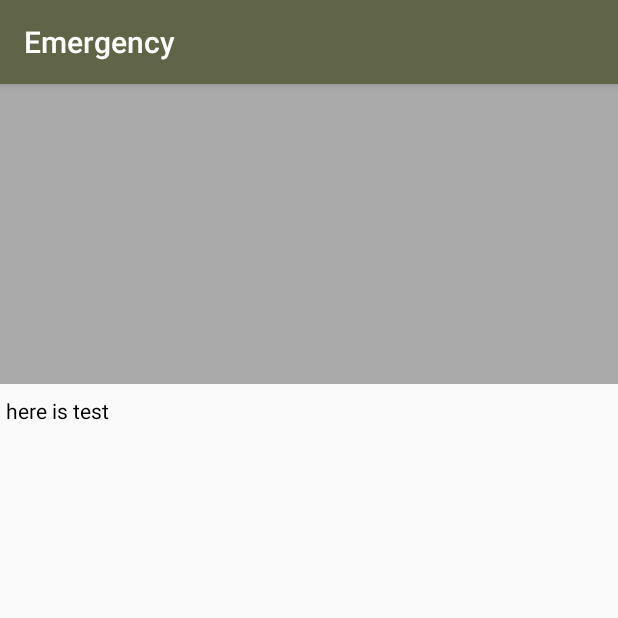
After one commit to abdoshawky/tyara, an Android app: the AboutActivity screen opened directly, with no data from a screen before it, on a phone screen of 412 x 824 dp, the top half of it. The commit adds this screen. Run offline under Robolectric (Android 15) with nearby library versions, the phone set to English and light mode, and no system bars.

Commit message:
About activity

```diff
--- a/app/src/main/AndroidManifest.xml
+++ b/app/src/main/AndroidManifest.xml
@@ -12,7 +12,7 @@
         <activity
             android:name=".activities.SplashActivity"
             android:screenOrientation="portrait"
-            android:theme="@style/NoActionBar">
+            android:theme="@style/SplashTheme">
             <intent-filter>
                 <action android:name="android.intent.action.MAIN" />
 
@@ -35,6 +35,7 @@
             android:name=".activities.SearchActivity"
             android:label="@string/title_activity_search"
             android:theme="@style/AppTheme.NoActionBar" />
+        <activity android:name=".activities.AboutActivity"></activity>
     </application>
 
 </manifest>
--- /dev/null
+++ b/app/src/main/java/com/anwarboss/tyara/activities/AboutActivity.kt
@@ -0,0 +1,13 @@
+package com.anwarboss.tyara.activities
+
+import android.support.v7.app.AppCompatActivity
+import android.os.Bundle
+import com.anwarboss.tyara.R
+
+class AboutActivity : AppCompatActivity() {
+
+    override fun onCreate(savedInstanceState: Bundle?) {
+        super.onCreate(savedInstanceState)
+        setContentView(R.layout.activity_about)
+    }
+}
--- a/app/src/main/java/com/anwarboss/tyara/adapters/VoiceAdapter.kt
+++ b/app/src/main/java/com/anwarboss/tyara/adapters/VoiceAdapter.kt
@@ -35,7 +35,7 @@ class VoiceAdapter(private val context: Context, private val voicesList: ArrayLi
         if (voice.isEmpty()) {
             holder.mediaLL.visibility = View.INVISIBLE
         } else {
-            val afd = context.assets.openFd("voices/$voice.mp3")
+            val afd = context.assets.openFd("voices/$voice.wav")
             val player = MediaPlayer()
             player.setDataSource(afd.fileDescriptor, afd.startOffset, afd.length)
             player.prepare()
@@ -45,7 +45,7 @@ class VoiceAdapter(private val context: Context, private val voicesList: ArrayLi
             }
 
             holder.stopIV.setOnClickListener {
-                player.pause()
+                player.stop()
             }
 
         }
--- /dev/null
+++ b/app/src/main/res/drawable/splash_background.xml
@@ -0,0 +1,14 @@
+<?xml version="1.0" encoding="utf-8"?>
+<layer-list xmlns:android="http://schemas.android.com/apk/res/android">
+
+    <item android:drawable="@android:color/black" />
+
+
+    <item
+        android:width="200dp"
+        android:height="200dp"
+        android:gravity="center"
+        android:drawable="@drawable/logo" />
+
+
+</layer-list>
--- /dev/null
+++ b/app/src/main/res/layout/activity_about.xml
@@ -0,0 +1,23 @@
+<?xml version="1.0" encoding="utf-8"?>
+<LinearLayout xmlns:android="http://schemas.android.com/apk/res/android"
+    xmlns:tools="http://schemas.android.com/tools"
+    android:layout_width="match_parent"
+    android:layout_height="match_parent"
+    android:orientation="vertical"
+    tools:context=".activities.AboutActivity">
+
+    <ImageView
+        android:layout_width="match_parent"
+        android:layout_height="200dp"
+        android:src="@android:color/darker_gray"/>
+
+    <TextView
+        android:layout_width="wrap_content"
+        android:layout_height="wrap_content"
+        android:layout_marginEnd="4dp"
+        android:layout_marginTop="8dp"
+        android:text="here is test"
+        android:textColor="@android:color/black"
+        android:layout_marginStart="4dp" />
+
+</LinearLayout>
--- a/app/src/main/res/layout/activity_main.xml
+++ b/app/src/main/res/layout/activity_main.xml
@@ -8,9 +8,10 @@
 
     <ImageView
         android:layout_width="match_parent"
+        android:id="@+id/logoIV"
         android:layout_height="150dp"
-        android:scaleType="fitXY"
-        android:src="@drawable/green_background" />
+        android:background="@android:color/black"
+        android:src="@drawable/logo" />
 
     <GridView
         android:id="@+id/planesGV"
--- a/app/src/main/res/values/strings.xml
+++ b/app/src/main/res/values/strings.xml
@@ -20,5 +20,5 @@
     <string name="section_format">Hello World from section: %1$d</string>
     <string name="search">Search</string>
     <string name="categories">Categories</string>
-    <string name="title_activity_main2">Main2Activity</string>
+    <string name="logout">Logout</string>
 </resources>
--- a/app/src/main/res/values/styles.xml
+++ b/app/src/main/res/values/styles.xml
@@ -17,6 +17,11 @@
         <item name="windowNoTitle">true</item>
     </style>
 
+    <style name="SplashTheme" parent="Theme.AppCompat.NoActionBar">
+        <item name="actionMenuTextColor">@color/colorAccent</item>
+        <item name="android:windowBackground">@drawable/splash_background</item>
+    </style>
+
     <style name="AppTheme.AppBarOverlay" parent="ThemeOverlay.AppCompat.Dark.ActionBar" />
 
     <style name="AppTheme.PopupOverlay" parent="ThemeOverlay.AppCompat.Light" />
--- a/build.gradle
+++ b/build.gradle
@@ -1,13 +1,13 @@
 // Top-level build file where you can add configuration options common to all sub-projects/modules.
 
 buildscript {
-    ext.kotlin_version = '1.2.30'
+    ext.kotlin_version = '1.2.40'
     repositories {
         google()
         jcenter()
     }
     dependencies {
-        classpath 'com.android.tools.build:gradle:3.0.1'
+        classpath 'com.android.tools.build:gradle:3.1.2'
         classpath "org.jetbrains.kotlin:kotlin-gradle-plugin:$kotlin_version"
 
         // NOTE: Do not place your application dependencies here; they belong
```
Also changed, not shown: app/build.gradle (+7 -7 lines), app/src/main/java/com/anwarboss/tyara/activities/MainActivity.kt (+27 -1 lines), app/src/main/java/com/anwarboss/tyara/activities/SplashActivity.kt (+9 -7 lines), app/src/main/res/layout/activity_splash.xml (+10 -4 lines), app/src/main/res/layout/item_data.xml (+33 -7 lines), app/src/main/res/layout/item_header.xml (+22 -10 lines), app/src/main/res/menu/menu_main.xml (renamed from app/src/main/res/menu/menu_main2.xml, +4 -4 lines), app/src/main/res/menu/menu_search.xml (deleted, +0 -10 lines), gradle/wrapper/gradle-wrapper.properties.
